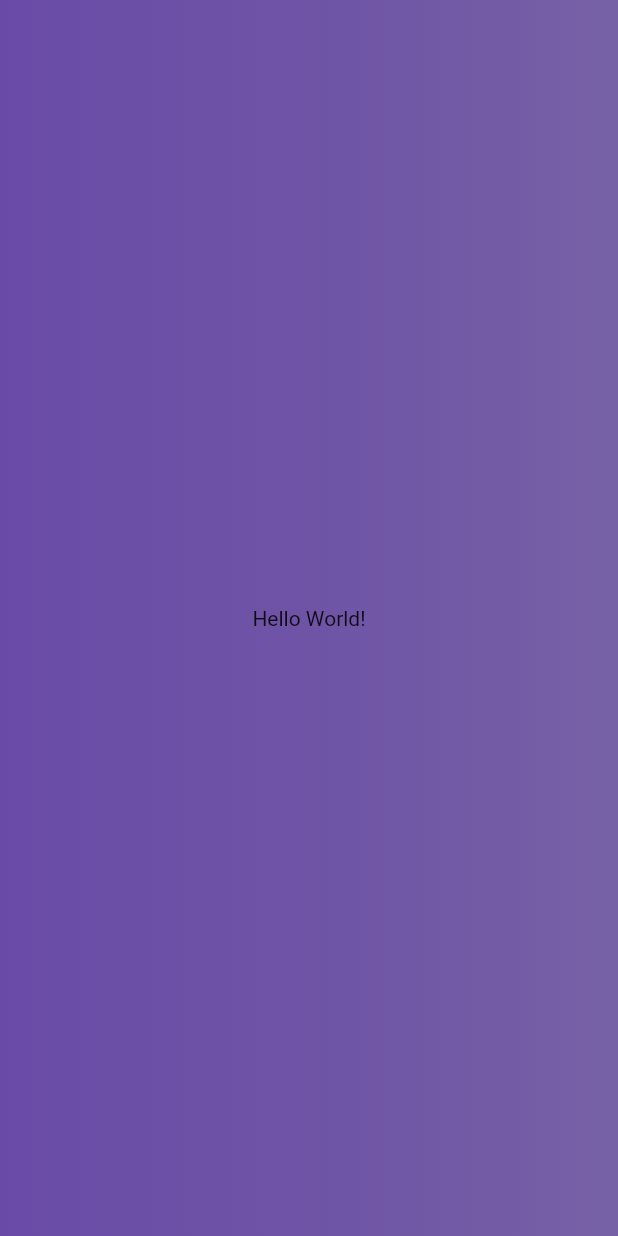
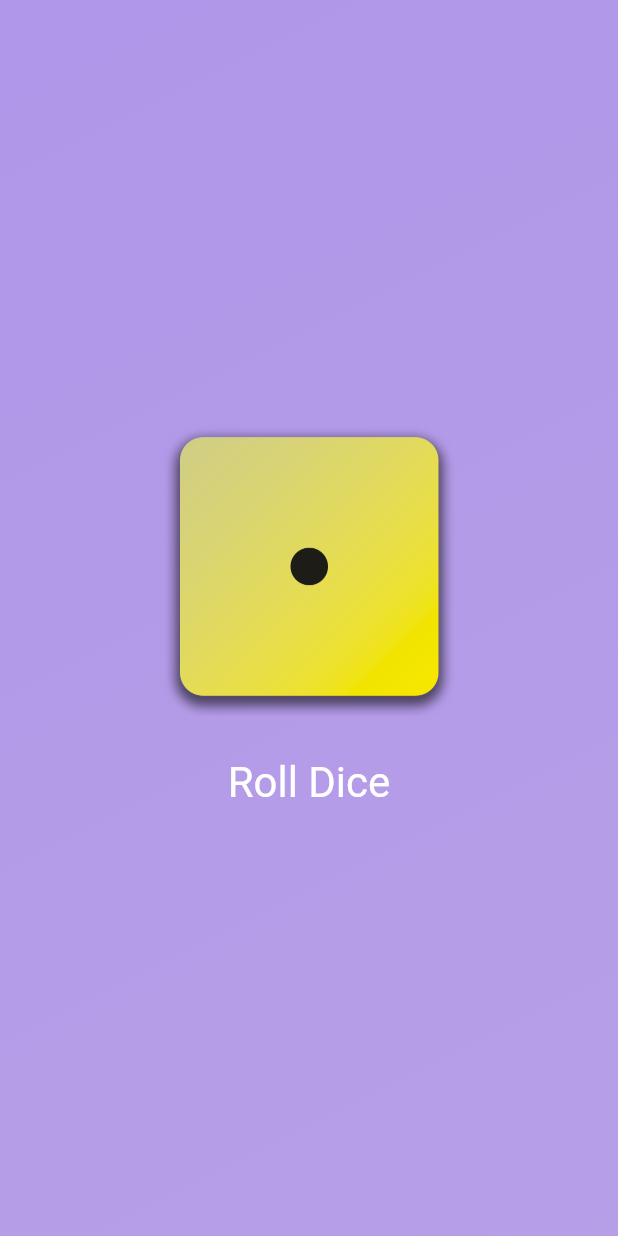
Before and after one commit to muhsinmansoor7/My-first-Flutter-App, a Flutter app: the screen it shows after launch, on a phone screen of 412 x 824 dp. Run offline on Flutter 3.47's test engine with Material 2 defaults, Android fonts, the phone set to English and light mode, and no system bars.

Commit message:
Dice Roller

```diff
--- /dev/null
+++ b/lib/dice_roller.dart
@@ -0,0 +1,52 @@
+import 'dart:math';
+
+import 'package:flutter/material.dart';
+
+final randomizer = Random();
+
+class DiceRoller extends StatefulWidget {
+  const DiceRoller({super.key});
+
+  @override
+  State<DiceRoller> createState() {
+    return _DiceRollerState();
+  }
+}
+
+class _DiceRollerState extends State<DiceRoller> {
+  var currentDiceRoll = 1;
+  void rollDice() {
+    setState(() {
+      currentDiceRoll = randomizer.nextInt(6) + 1;
+    });
+    //activeDiceImage = 'assets/images/dice-4.png'; // image didn't change.
+    //print('changing image...');
+  }
+
+  @override
+  Widget build(context) {
+    return Column(
+      mainAxisSize: MainAxisSize.min,
+      children: [
+        Image.asset(
+          'assets/images/dice-$currentDiceRoll.png',
+          width: 200,
+        ),
+        const SizedBox(height: 20),
+        TextButton(
+          onPressed: rollDice,
+          style: TextButton.styleFrom(
+            // padding: const EdgeInsets.only(
+            //   top: 20,
+            // ),
+            foregroundColor: Colors.white,
+            textStyle: const TextStyle(
+              fontSize: 28,
+            ),
+          ),
+          child: const Text('Roll Dice'),
+        )
+      ],
+    );
+  }
+}
--- /dev/null
+++ b/lib/gradient_container.dart
@@ -0,0 +1,34 @@
+import 'package:flutter/material.dart';
+import 'package:first_app/dice_roller.dart';
+
+const startAlignment = Alignment.topLeft; // var can be reassigned.
+const endAlignment = Alignment.bottomRight;
+
+class GradientContainer extends StatelessWidget {
+  // GradientContainer({key}): super(key:key){
+
+  const GradientContainer(this.color1, this.color2, {super.key});
+  const GradientContainer.purple({super.key})
+      : color1 = Colors.deepPurple,
+        color2 = Colors.indigo;
+
+  //final List<Color> colors;
+  final Color color1;
+  final Color color2;
+
+  @override
+  Widget build(context) {
+    return Container(
+      decoration: BoxDecoration(
+        gradient: LinearGradient(
+          colors: [color1, color2],
+          begin: startAlignment,
+          end: endAlignment,
+        ),
+      ),
+      child: const Center(
+        child: DiceRoller(),
+      ),
+    );
+  }
+}
```
Also changed, not shown: lib/main.dart (+7 -173 lines), lib/text_style.dart (added, +20 -0 lines), pubspec.yaml (+8 -70 lines), assets/images/dice-1.png (added), assets/images/dice-2.png (added), assets/images/dice-3.png (added), assets/images/dice-4.png (added), assets/images/dice-5.png (added), assets/images/dice-6.png (added).
